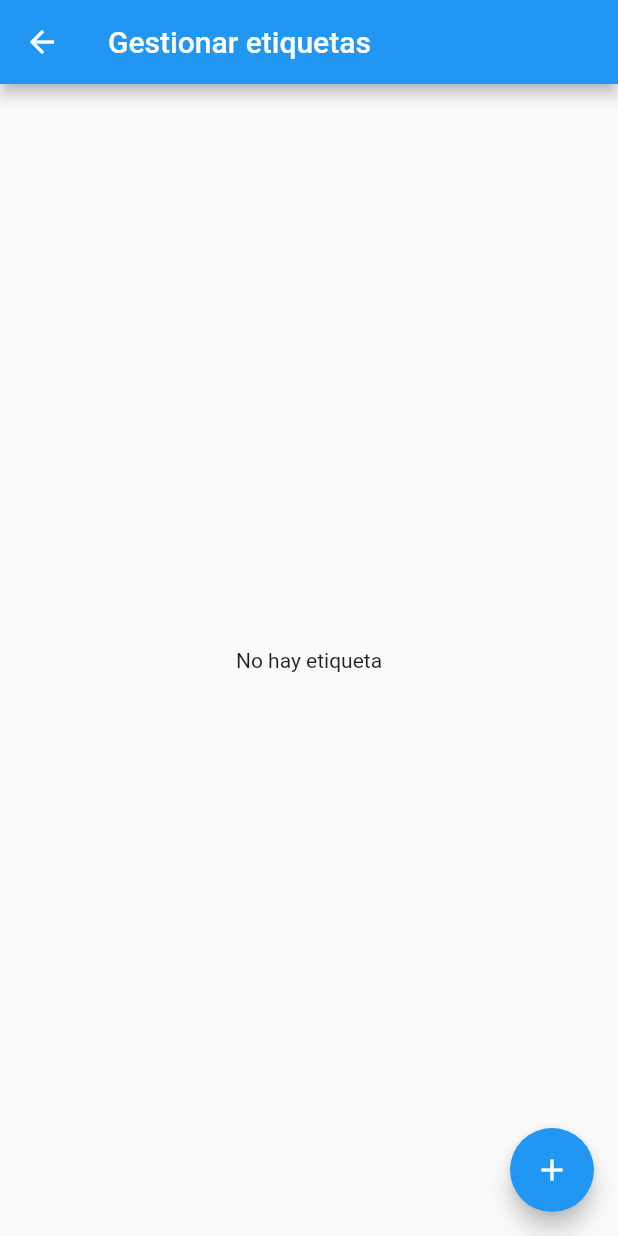
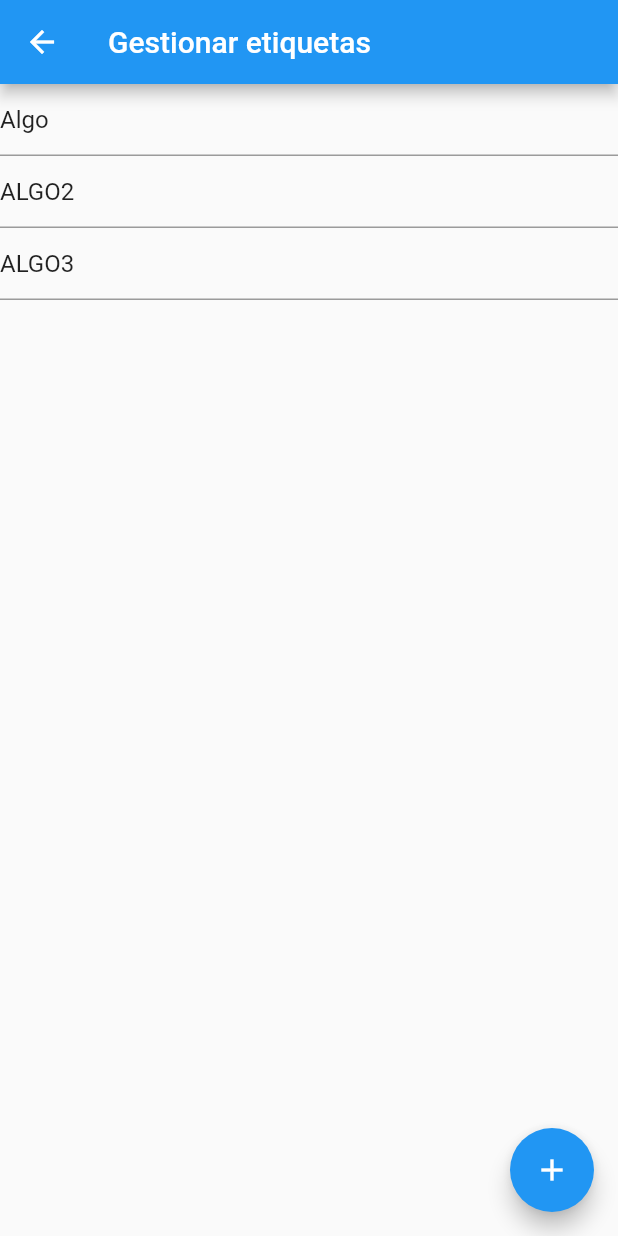
Before and after one commit to AleFlores15/Flutter-To-Do-List, a Flutter app: the FormularioEtiqueta screen opened directly, on a phone screen of 412 x 824 dp. Run offline on Flutter 3.47's test engine with Material 2 defaults, Android fonts, the phone set to English and light mode, and no system bars.

Commit message:
add works

```diff
--- a/lib/screens/etiqueta.dart
+++ b/lib/screens/etiqueta.dart
@@ -1,6 +1,6 @@
 import 'package:flutter/material.dart';
 import 'package:flutter_to_do_list/screens/tareas.dart';
-List<String> etiqueta  =[];
+List<String> etiqueta  =['Algo','ALGO2','ALGO3'];
 class FormularioEtiqueta extends StatefulWidget {
   const FormularioEtiqueta({super.key});
   static final namePage = "formulario";
```
